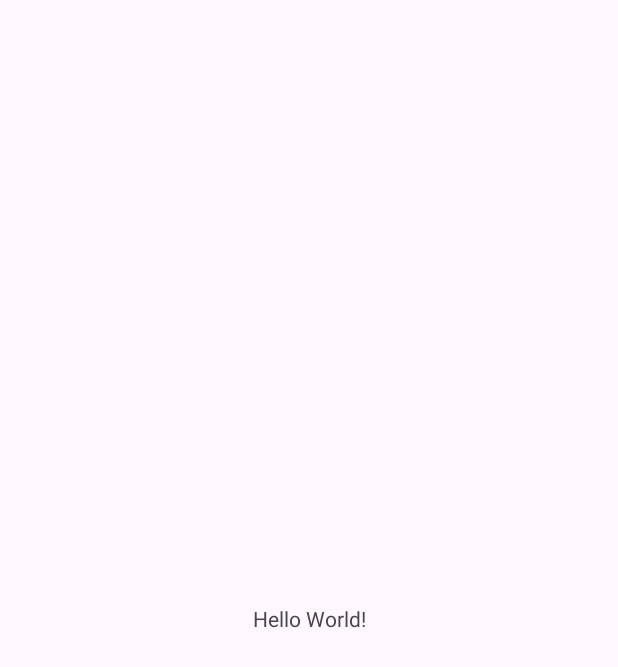
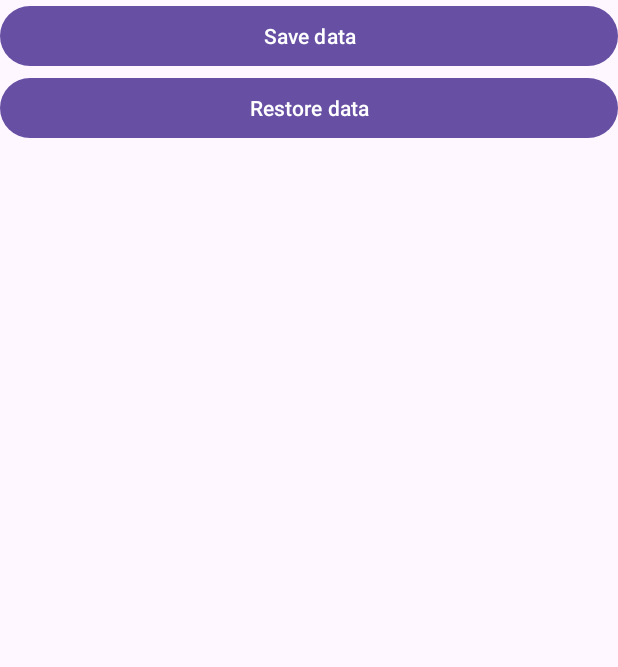
Before and after one commit to wenyiYin-code/SharedPreferences, an Android app: the screen it shows after launch (MainActivity), on a phone screen of 412 x 824 dp. Before the commit the part shown is almost empty. Shown: the top 667 px of the screen. Run offline under Robolectric (Android 15) with nearby library versions, the phone set to English and light mode, and no system bars.

Commit message:
1.使用SharedPreferences存储数据

```diff
--- a/app/src/main/java/com/example/sharedpreferences/MainActivity.java
+++ b/app/src/main/java/com/example/sharedpreferences/MainActivity.java
@@ -2,13 +2,40 @@ package com.example.sharedpreferences;
 
 import androidx.appcompat.app.AppCompatActivity;
 
+import android.content.SharedPreferences;
 import android.os.Bundle;
+import android.util.Log;
+import android.view.View;
+import android.widget.Button;
 
 public class MainActivity extends AppCompatActivity {
 
+    final private String TAG = "MainActivity";
     @Override
     protected void onCreate(Bundle savedInstanceState) {
         super.onCreate(savedInstanceState);
         setContentView(R.layout.activity_main);
+        Button saveData = (Button) findViewById(R.id.save_data);
+        Button restoreData = (Button) findViewById(R.id.restore_data);
+        saveData.setOnClickListener(new View.OnClickListener() {
+            @Override
+            public void onClick(View v) {
+                SharedPreferences.Editor editor = getSharedPreferences("data",MODE_PRIVATE).edit();
+                editor.putString("name","tom");
+                editor.putInt("age",16);
+                editor.putBoolean("married",false);
+                editor.apply();
+            }
+        });
+
+        restoreData.setOnClickListener(new View.OnClickListener() {
+            @Override
+            public void onClick(View v) {
+                SharedPreferences pref = getSharedPreferences("data", MODE_PRIVATE);
+                Log.d(TAG, "name："+ pref.getString("name",""));
+                Log.d(TAG, "age："+ pref.getInt("age",0));
+                Log.d(TAG, "married："+ pref.getBoolean("married",true));
+            }
+        });
     }
 }
--- a/app/src/main/res/layout/activity_main.xml
+++ b/app/src/main/res/layout/activity_main.xml
@@ -1,18 +1,21 @@
 <?xml version="1.0" encoding="utf-8"?>
-<androidx.constraintlayout.widget.ConstraintLayout xmlns:android="http://schemas.android.com/apk/res/android"
-    xmlns:app="http://schemas.android.com/apk/res-auto"
-    xmlns:tools="http://schemas.android.com/tools"
+<LinearLayout xmlns:android="http://schemas.android.com/apk/res/android"
     android:layout_width="match_parent"
     android:layout_height="match_parent"
-    tools:context=".MainActivity">
+    android:orientation="vertical" >
 
-    <TextView
-        android:layout_width="wrap_content"
+    <Button
+        android:id="@+id/save_data"
+        android:layout_width="match_parent"
         android:layout_height="wrap_content"
-        android:text="Hello World!"
-        app:layout_constraintBottom_toBottomOf="parent"
-        app:layout_constraintEnd_toEndOf="parent"
-        app:layout_constraintStart_toStartOf="parent"
-        app:layout_constraintTop_toTopOf="parent" />
+        android:text="Save data"
+        />
 
-</androidx.constraintlayout.widget.ConstraintLayout>
+    <Button
+        android:id="@+id/restore_data"
+        android:layout_width="match_parent"
+        android:layout_height="wrap_content"
+        android:text="Restore data"
+        />
+
+</LinearLayout>
```
